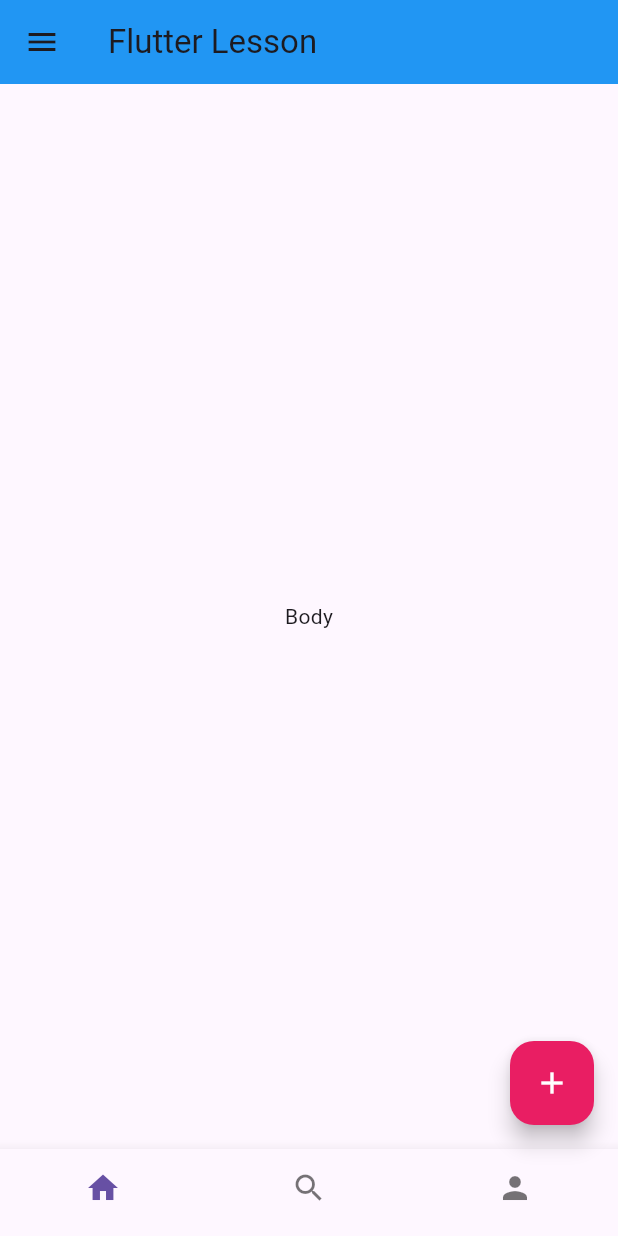
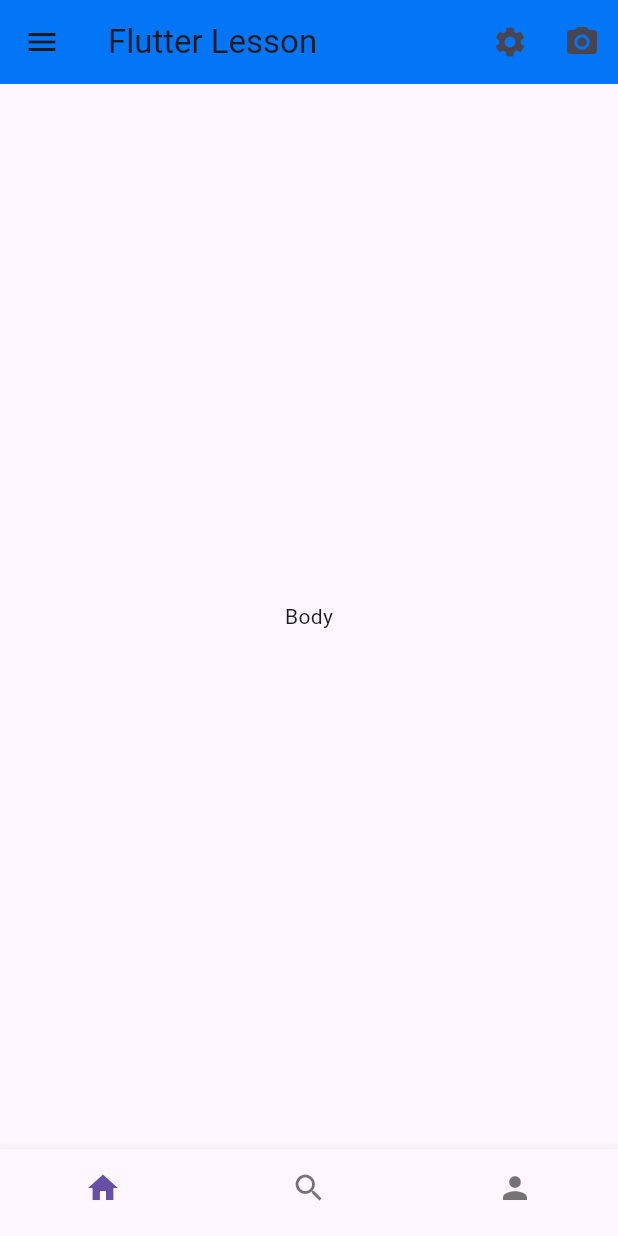
Before and after one commit to kosalmcs/flutter_lesson, a Flutter app: the screen it shows after launch, on a phone screen of 412 x 824 dp. Run offline on Flutter 3.47's test engine with Material 3 defaults, Android fonts, the phone set to English and light mode, and no system bars.

Commit message:
12.10.2024

```diff
--- a/lib/main.dart
+++ b/lib/main.dart
@@ -12,13 +12,31 @@ class MyApp extends StatelessWidget {
     return MaterialApp(
       debugShowCheckedModeBanner: false,
       home: Scaffold(
-        appBar: AppBar(
-          backgroundColor: Colors.blue,
+        appBar: _buildAppBar(),
+        drawer: _buildDrawer(),
+        body: _buildBody(),
+        bottomNavigationBar: _buildNavbar(),
+      ),
+    );
+  }
+
+  AppBar _buildAppBar() {
+    return AppBar(
+      backgroundColor: const Color.fromARGB(255, 3, 117, 247),
+      // leading: IconButton(onPressed: () {}, icon: Icon(Icons.home)),
       title: const Text('Flutter Lesson'),
-        ),
-        drawer: Drawer(),
-        body: const Center(child: Text('Body')),
-        bottomNavigationBar: BottomNavigationBar(
+      actions: <Widget>[
+        IconButton(onPressed: () {}, icon: const Icon(Icons.settings)),
+        IconButton(onPressed: () {}, icon: const Icon(Icons.camera_alt))
+      ],
+    );
+  }
+
+  Drawer _buildDrawer() => const Drawer();
+  Center _buildBody() => const Center(child: Text('Body'));
+
+  BottomNavigationBar _buildNavbar() {
+    return BottomNavigationBar(
       showSelectedLabels: false,
       showUnselectedLabels: false,
       items: const [
@@ -26,17 +44,6 @@ class MyApp extends StatelessWidget {
         BottomNavigationBarItem(icon: Icon(Icons.search), label: 'Search'),
         BottomNavigationBarItem(icon: Icon(Icons.person), label: 'User'),
       ],
-        ),
-        floatingActionButtonLocation: FloatingActionButtonLocation.endFloat,
-        floatingActionButton: FloatingActionButton(
-          backgroundColor: Colors.pink,
-          foregroundColor: Colors.white,
-          child: const Icon(Icons.add),
-          onPressed: () {
-            print("Clicked");
-          },
-        ),
-      ),
     );
   }
 }
```
Lines whose indentation alone changed are shown as unchanged.
